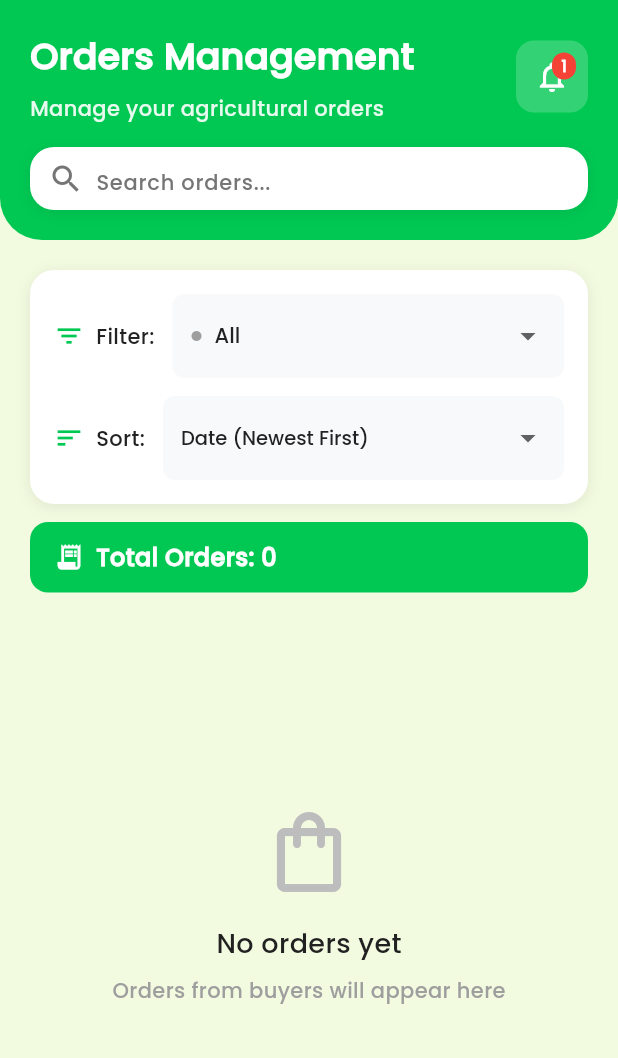
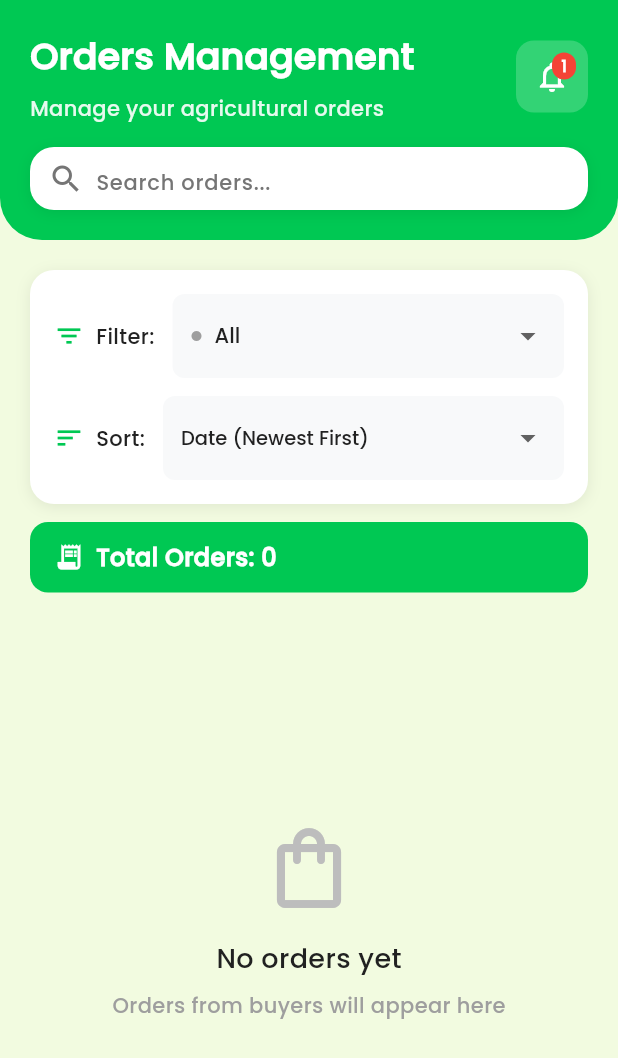
Before and after one commit to ScarletVonRosefall/AgriSynch, a Flutter app: the AgriSynchOrdersPage screen opened by its route, on a phone screen of 412 x 824 dp. Shown: the top 1058 px of the screen. Run offline on Flutter 3.47's test engine with Material 3 defaults, Android fonts, the light colour scheme and no system bars; our stand-ins replace cached_network_image, cloud_firestore, firebase_auth, firebase_core, firebase_crashlytics, firebase_messaging and 8 more; accounts and stored records are empty.

Commit message:
ui cuts fixed

```diff
--- a/AgriSynch/lib/farmer/AgriSynchOrdersPage.dart
+++ b/AgriSynch/lib/farmer/AgriSynchOrdersPage.dart
@@ -787,24 +787,27 @@ class _AgriSynchOrdersPageState extends State<AgriSynchOrdersPage> {
 
           // --- Scrollable Content ---
           Expanded(
-            child: SingleChildScrollView(
-              child: Padding(
-                padding: const EdgeInsets.all(20),
+            child: Column(
+              children: [
+                Padding(
+                  padding: const EdgeInsets.fromLTRB(20, 20, 20, 0),
                   child: Column(
                     children: [
                       _buildFilterAndSortSection(),
                       const SizedBox(height: 12),
                       _buildOrdersHeader(),
                       const SizedBox(height: 8),
-                    // Orders List - Using pagination for performance
-                    SizedBox(
-                      height: 400, // Fixed height for orders list
-                      child: _buildPaginatedOrderList(),
-                    ),
-                    const SizedBox(height: 20), // Bottom padding
                     ],
                   ),
                 ),
+                // Orders List - Now takes remaining space
+                Expanded(
+                  child: Padding(
+                    padding: const EdgeInsets.symmetric(horizontal: 20),
+                    child: _buildPaginatedOrderList(),
+                  ),
+                ),
+              ],
             ),
           ),
         ],
```
Lines whose indentation alone changed are shown as unchanged.
